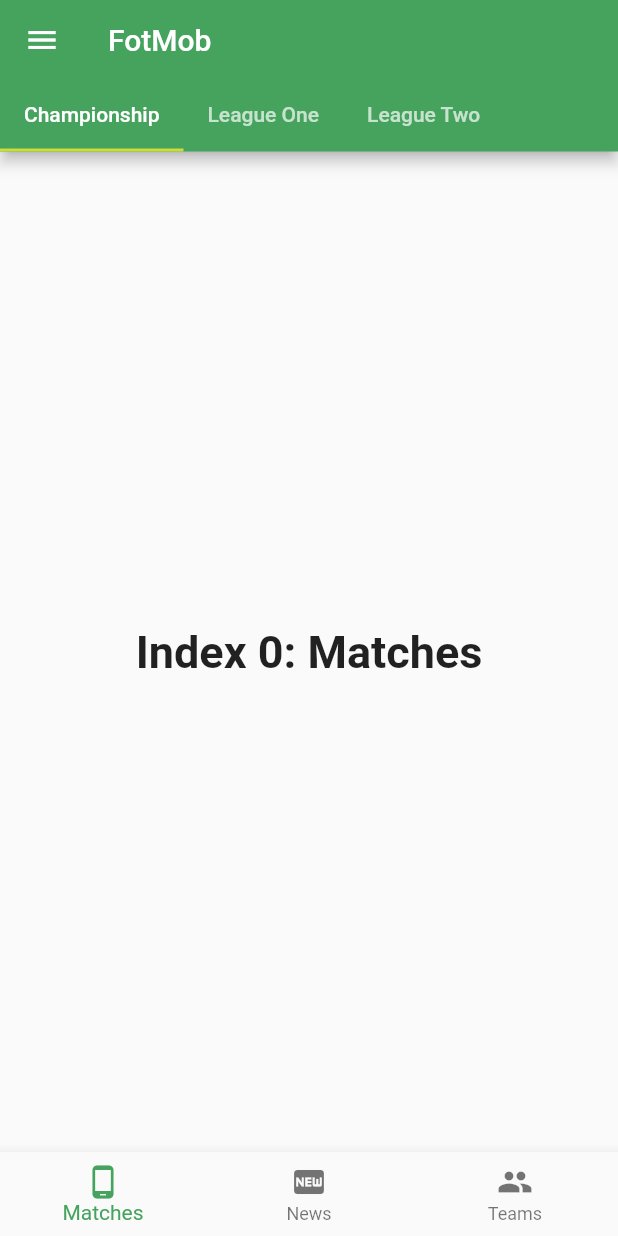
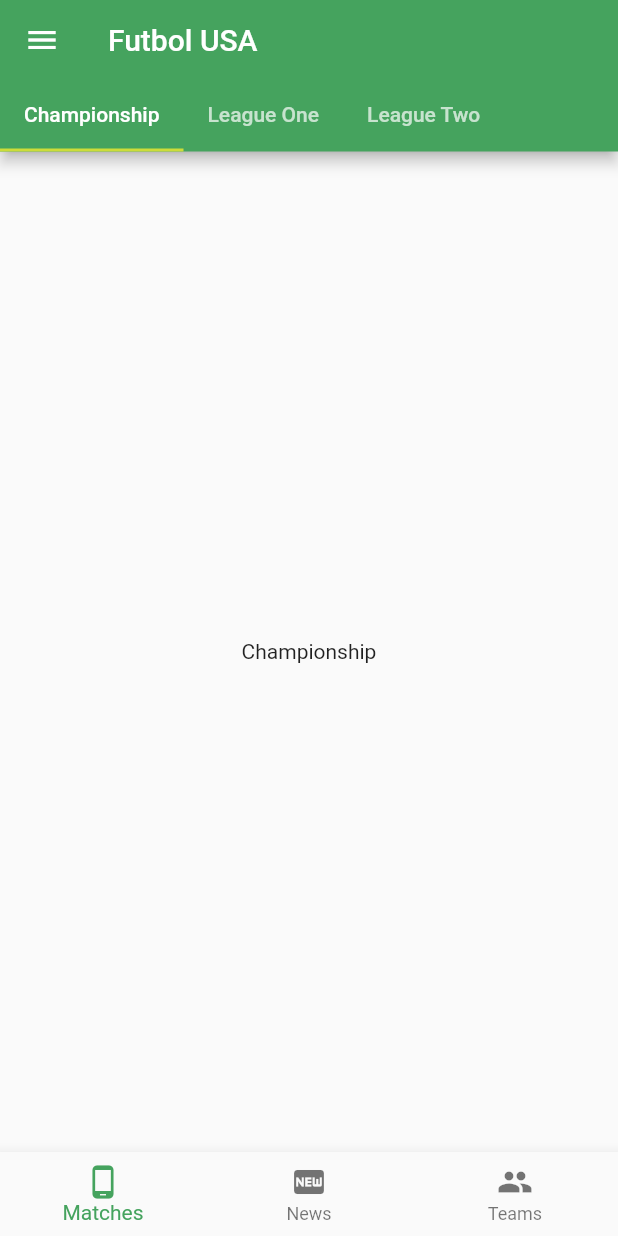
Before and after one commit to agustincards14/FotMob_clone, a Flutter app: the screen it shows after launch, on a phone screen of 412 x 824 dp. Run offline on Flutter 3.47's test engine with Material 2 defaults, Android fonts, the phone set to English and light mode, and no system bars; our stand-ins replace webview_flutter.

Commit message:
WebView experimented, created teams and league classes

```diff
--- a/lib/league.dart
+++ b/lib/league.dart
@@ -10,11 +10,20 @@
 import 'package:flutter/widgets.dart';
 
 class League {
-  String name;
-  List<String> confs;
-  int tabs;
+  String _name;
+  List<String> _confs;
   Icon icon;
   int importance;
 
-  League(this.name, this.confs, this.tabs, {this.icon, this.importance});
+  League(this._name, this._confs, {this.icon, this.importance});
+
+  List<String> get conf => _confs;
+  get name => _name;
 }
+
+class Conference {
+  League parent;
+  String name;
+
+  Conference(this.parent, this.name);
+}
--- a/lib/main.dart
+++ b/lib/main.dart
@@ -35,12 +35,10 @@ class _HomeScaffoldState extends State<HomeScaffold> {
   League _currentLeague;
   int _selectedIndex = 0;
   static League usl =
-      League("USL", ["Championship", "League One", "League Two"], 3);
-  static League nisa = League("NISA", ["NISA"], 1);
-  static League npsl = League("NPSL", ["West", "Midwest", "South", "East"], 4);
-  static League upsl = League(
-      "UPSL",
-      [
+      League("USL", ["Championship", "League One", "League Two"]);
+  static League nisa = League("NISA", ["NISA"]);
+  static League npsl = League("NPSL", ["West", "Midwest", "South", "East"]);
+  static League upsl = League("UPSL", [
     "Western",
     "Northeast",
     "Southeast",
@@ -48,8 +46,7 @@ class _HomeScaffoldState extends State<HomeScaffold> {
     "Midwest",
     "Southwest",
     "Mountain"
-      ],
-      7);
+  ]);
   List<League> _leagues = [usl, nisa, npsl, upsl];
 
   // List<String> _leagueNames = ["USL", "NISA", "NPSL", "UPSL"];
@@ -87,6 +84,7 @@ class _HomeScaffoldState extends State<HomeScaffold> {
     setState(() {
       _selectedIndex = index;
     });
+    print("inside index $_selectedIndex");
   }
 
   void _newLeagueSelected(League league) {
@@ -95,10 +93,42 @@ class _HomeScaffoldState extends State<HomeScaffold> {
     });
   }
 
-  Widget choosePageView() {
-    return Center(
-      child: _widgetOptions[_selectedIndex],
-    );
+  TabBarView _returnTabBarView() {
+    //need to find a way to track which conference I'm in, in orde to display pageview pertaining to that conf
+    // _currentLeague.confs
+    return TabBarView(
+        children: _currentLeague.conf
+            .map((conference) => Center(child: Text("$conference")))
+            .toList());
+  }
+
+  Widget _choosePageView() {
+    switch (_selectedIndex) {
+      case 0: //Matches Page
+        return TabBarView(
+            children: _currentLeague.conf
+                .map((conference) => Center(child: Text("$conference")))
+                .toList());
+        break;
+
+      case 1: //News Page
+        return NewsHomePage();
+        break;
+
+      case 2: //Teams Page
+        return TeamsHomePage();
+        break;
+      default:
+    }
+    // return _selectedIndex!=1
+    // ? TabBarView(
+    //     children: _currentLeague.conf
+    //         .map((conference) => Center(child: Text("$conference")))
+    //         .toList())
+    // :
+    // return Center(
+    //   child: _widgetOptions[_selectedIndex],
+    // );
   }
 
   @override
@@ -111,17 +141,17 @@ class _HomeScaffoldState extends State<HomeScaffold> {
   Widget build(BuildContext context) {
     return DefaultTabController(
       initialIndex: 0,
-      length: _currentLeague.tabs,
+      length: _currentLeague.conf.length,
       child: Scaffold(
         appBar: AppBar(
-          title: Text("FotMob"),
+          title: Text("Futbol USA"),
           bottom: _selectedIndex != 1
               ? PreferredSize(
                   preferredSize: const Size.fromHeight(45.0),
                   child: Align(
                     alignment: Alignment.centerLeft,
                     child: TabBar(isScrollable: true, tabs: [
-                      for (final conf in _currentLeague.confs)
+                      for (final conf in _currentLeague.conf)
                         Tab(
                           text: conf,
                         )
@@ -163,7 +193,8 @@ class _HomeScaffoldState extends State<HomeScaffold> {
             ],
           ),
         ),
-        body: choosePageView(),
+        body: _choosePageView(),
+        //TabBarView(children: _returnPageViews()),
         bottomNavigationBar: BottomNavigationBar(
           // unselectedItemColor: const Color(0xffb0bec5),
           type: BottomNavigationBarType.fixed,
```
Also changed, not shown: lib/Matches/matches.dart (added, +23 -0 lines), lib/Teams/teams.dart (+38 -4 lines), 1 other file. Lines whose indentation alone changed are shown as unchanged.
